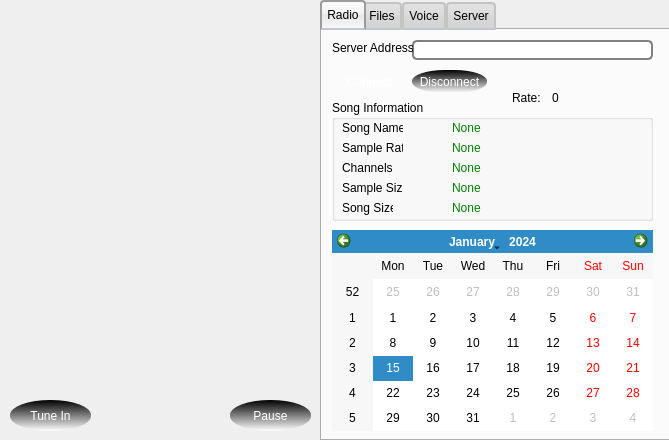
Above: mainwindow.ui from warren80/comaudio before the change. Below: the same form after it.
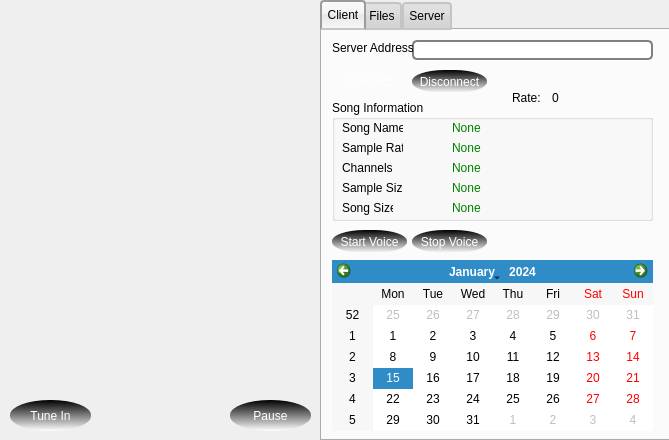
That is the form after the change. The open tabs and pages were chosen to show the change. Icons and pictures are not drawn.

What changed in the file:
```diff
--- a/mainwindow.ui
+++ b/mainwindow.ui
@@ -161,7 +161,7 @@
     </property>
     <widget class="QWidget" name="radioTab">
      <attribute name="title">
-      <string>Radio</string>
+      <string>Client</string>
      </attribute>
      <widget class="QPushButton" name="connectButton">
       <property name="geometry">
@@ -201,16 +201,6 @@
        <bool>false</bool>
       </property>
      </widget>
-     <widget class="QCalendarWidget" name="calendarWidget">
-      <property name="geometry">
-       <rect>
-        <x>10</x>
-        <y>200</y>
-        <width>321</width>
-        <height>201</height>
-       </rect>
-      </property>
-     </widget>
      <widget class="QLineEdit" name="serverAddrBox">
       <property name="geometry">
        <rect>
@@ -421,6 +411,48 @@
        <string>0</string>
       </property>
      </widget>
+     <widget class="QPushButton" name="startTalkingButton">
+      <property name="enabled">
+       <bool>false</bool>
+      </property>
+      <property name="geometry">
+       <rect>
+        <x>10</x>
+        <y>200</y>
+        <width>75</width>
+        <height>23</height>
+       </rect>
+      </property>
+      <property name="text">
+       <string>Start Voice</string>
+      </property>
+     </widget>
+     <widget class="QPushButton" name="stopTalkingButton">
+      <property name="enabled">
+       <bool>false</bool>
+      </property>
+      <property name="geometry">
+       <rect>
+        <x>90</x>
+        <y>200</y>
+        <width>75</width>
+        <height>23</height>
+       </rect>
+      </property>
+      <property name="text">
+       <string>Stop Voice</string>
+      </property>
+     </widget>
+     <widget class="QCalendarWidget" name="calendarWidget">
+      <property name="geometry">
+       <rect>
+        <x>10</x>
+        <y>230</y>
+        <width>321</width>
+        <height>171</height>
+       </rect>
+      </property>
+     </widget>
     </widget>
     <widget class="QWidget" name="fileTab">
      <property name="enabled">
@@ -569,40 +601,6 @@
       </property>
      </widget>
     </widget>
-    <widget class="QWidget" name="voiceTab">
-     <property name="enabled">
-      <bool>false</bool>
-     </property>
-     <attribute name="title">
-      <string>Voice</string>
-     </attribute>
-     <widget class="QPushButton" name="startTalkingButton">
-      <property name="geometry">
-       <rect>
-        <x>10</x>
-        <y>10</y>
-        <width>75</width>
-        <height>23</height>
-       </rect>
-      </property>
-      <property name="text">
-       <string>Start Voice</string>
-      </property>
-     </widget>
-     <widget class="QPushButton" name="stopTalkingButton">
-      <property name="geometry">
-       <rect>
-        <x>90</x>
-        <y>10</y>
-        <width>75</width>
-        <height>23</height>
-       </rect>
-      </property>
-      <property name="text">
-       <string>Stop Voice</string>
-      </property>
-     </widget>
-    </widget>
     <widget class="QWidget" name="serverTab">
      <property name="enabled">
       <bool>true</bool>
```
Left out of the diff: 2 changed lines with no effect on the pictures.
